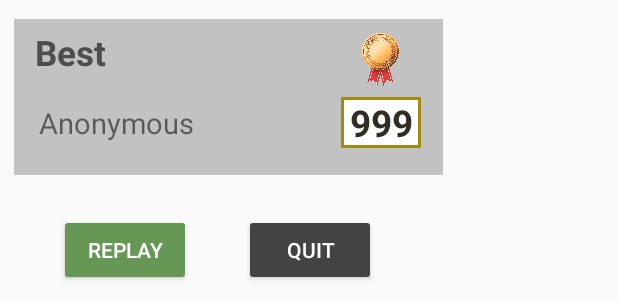
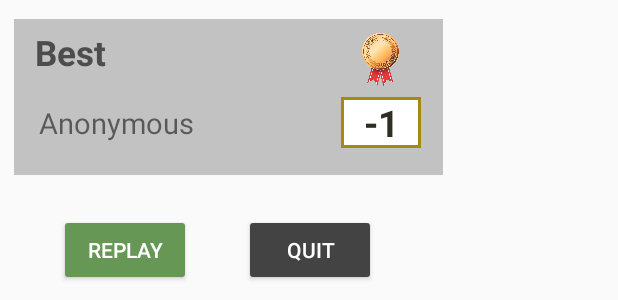
Before and after one commit to Nayeer/Squiro, an Android app: the layout activity_game_over.xml on its own in the app's theme, with its tools: preview values and no code run, on a phone screen of 412 x 824 dp. Shown: the part 293-593 px from the top of the screen. Run offline under Robolectric (Android 15) with nearby library versions, the phone set to English and light mode, and no system bars; Roboto replaces fonts that are not available here.

Commit message:
petites modifs et ajout du rapport latex.

```diff
--- a/app/src/main/java/com/example/nayeer/squiro/GameOver/GameOverActivity.java
+++ b/app/src/main/java/com/example/nayeer/squiro/GameOver/GameOverActivity.java
@@ -12,6 +12,7 @@ import android.support.v4.app.ActivityCompat;
 import android.support.v4.content.ContextCompat;
 import android.support.v7.app.AppCompatActivity;
 import android.os.Bundle;
+import android.util.Log;
 import android.view.MotionEvent;
 import android.view.View;
 import android.view.WindowManager;
@@ -244,6 +245,7 @@ public class GameOverActivity extends AppCompatActivity {
     protected void onUserLeaveHint() //lorsque l'on quitte l'écran par le bouton home ou autre
     {
         if (notHandledAction) { //si aucune de nos fonctions n'a précédemment été choisie par l'utilisateur
+            Log.d("onuser","bob");
             super.onUserLeaveHint();
             //On simule l'appui sur le bouton replay pour un relançage automatique du jeu lors du retour
             onReplayButton(null);
--- a/app/src/main/res/layout/activity_game_over.xml
+++ b/app/src/main/res/layout/activity_game_over.xml
@@ -154,7 +154,7 @@
         android:layout_height="wrap_content"
         android:layout_marginLeft="@dimen/_175sdp"
         android:layout_marginTop="@dimen/_200sdp"
-        android:text="999"
+        android:text="-1"
         android:textColor="#302d23"
         android:textSize="@dimen/_19ssp"
         android:textStyle="bold"
```
Also changed, not shown: 1 other file.
